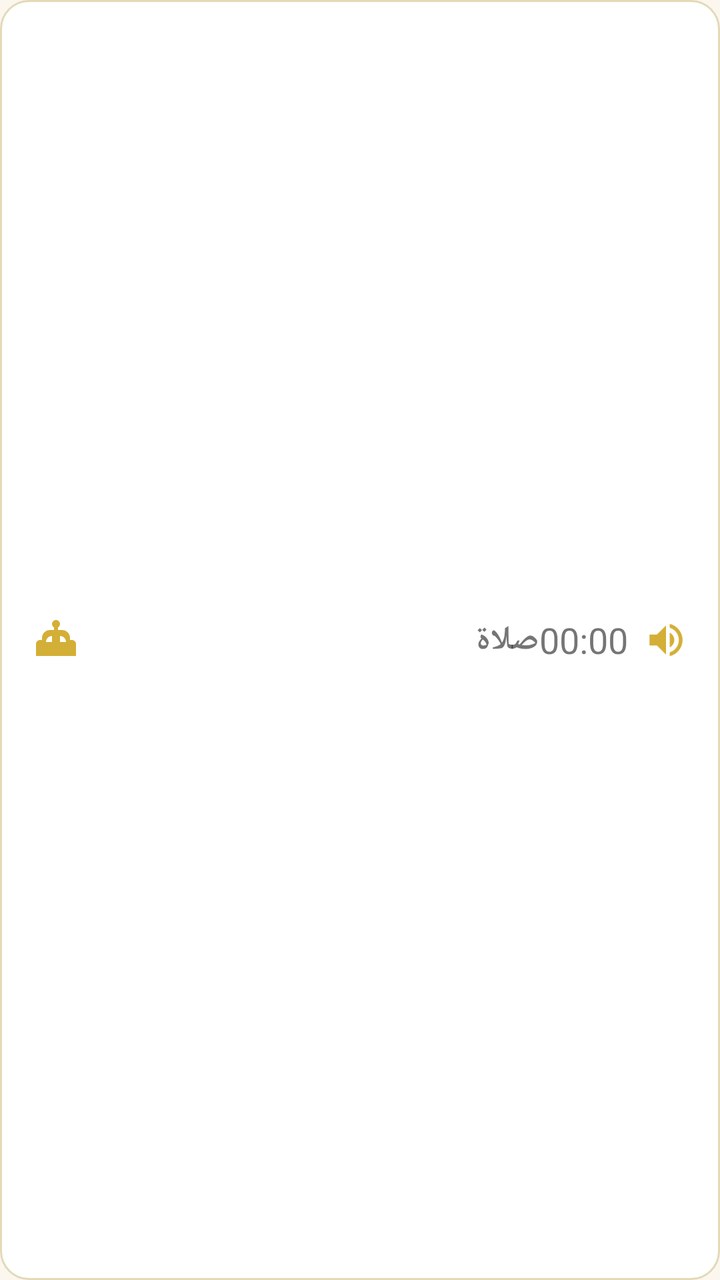
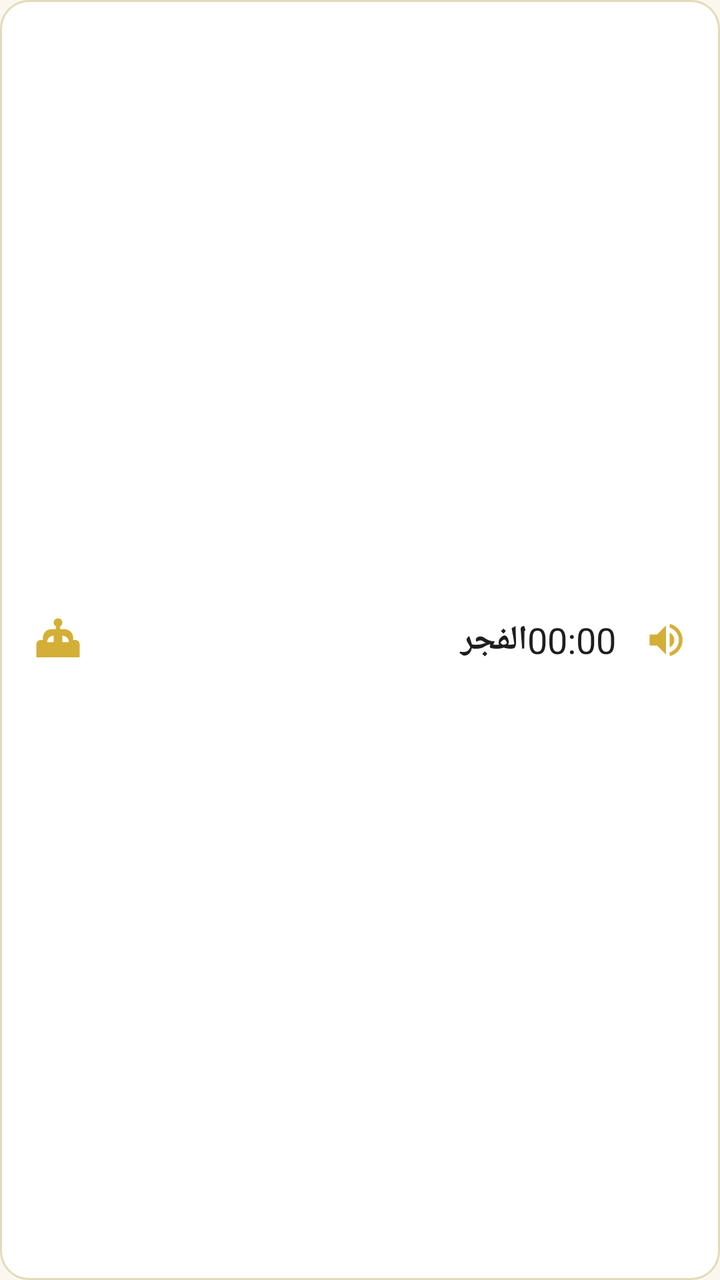

Two renders of the same Android screen: before a commit and after it. Below are the layout's source before the change and the commit's diff.
<!-- AndroidManifest.xml: application theme Theme.MuazinAseelan -->
<!-- res/layout/item_prayer.xml -->
<?xml version="1.0" encoding="utf-8"?>
<LinearLayout xmlns:android="http://schemas.android.com/apk/res/android"
    android:layout_width="match_parent"
    android:layout_height="wrap_content"
    android:layout_marginStart="8dp"
    android:layout_marginEnd="8dp"
    android:layout_marginTop="6dp"
    android:layout_marginBottom="6dp"
    android:background="@drawable/bg_prayer_item"
    android:gravity="center_vertical"
    android:orientation="horizontal"
    android:paddingStart="16dp"
    android:paddingEnd="16dp"
    android:paddingTop="12dp"
    android:paddingBottom="12dp">

    <ImageView
        android:id="@+id/icon_prayer"
        android:layout_width="24dp"
        android:layout_height="24dp"
        android:src="@drawable/ic_mosque" />

    <TextView
        android:id="@+id/text_prayer_name"
        android:layout_width="wrap_content"
        android:layout_height="wrap_content"
        android:layout_marginStart="8dp"
        android:layout_weight="1"
        android:gravity="start"
        android:text="صلاة"
        android:textColor="@color/text_color"
        android:textSize="17sp"
        android:textStyle="bold" />

    <TextView
        android:id="@+id/text_prayer_time"
        android:layout_width="wrap_content"
        android:layout_height="wrap_content"
        android:layout_marginEnd="8dp"
        android:text="00:00"
        android:textColor="@color/text_color"
        android:textSize="18sp" />

    <ImageView
        android:id="@+id/icon_alert_state"
        android:layout_width="22dp"
        android:layout_height="22dp"
        android:src="@drawable/ic_sound_full" />

</LinearLayout>
<!-- resources referenced by this layout -->
<resources>
  <!-- drawable bg_prayer_item (drawable) -->
  <?xml version="1.0" encoding="utf-8"?>
  <shape xmlns:android="http://schemas.android.com/apk/res/android">
      <corners android:radius="14dp"/>
      <solid android:color="#FFFFFF"/>
      <stroke android:width="1dp" android:color="#E4D9B8"/>
  </shape>
  <!-- drawable ic_mosque (drawable) -->
  <vector xmlns:android="http://schemas.android.com/apk/res/android"
      android:width="22dp" android:height="22dp" android:viewportWidth="24" android:viewportHeight="24">
      <path android:fillColor="#D4AF37" android:pathData="M12,2c-1.1,0 -2,0.9 -2,2c0,0.74 0.4,1.38 1,1.72L11,7H9C6.79,7 5,8.79 5,11v1H4c-1.1,0 -2,0.9 -2,2v6h20v-6c0,-1.1 -0.9,-2 -2,-2h-1v-1c0,-2.21 -1.79,-4 -4,-4h-2l0,-1.28c0.6,-0.34 1,-0.98 1,-1.72C14,2.9 13.1,2 12,2zM7,13c0,-1.66 1.34,-3 3,-3v3H7zM14,13v-3c1.66,0 3,1.34 3,3H14z"/>
  </vector>
  <!-- drawable ic_sound_full (drawable) -->
  <vector xmlns:android="http://schemas.android.com/apk/res/android"
      android:width="20dp" android:height="20dp" android:viewportWidth="24" android:viewportHeight="24">
      <path android:fillColor="#D4AF37" android:pathData="M3,9v6h4l5,5V4L7,9L3,9zM16.5,12c0,-1.77 -1.02,-3.29 -2.5,-4.03v8.05c1.48,-0.73 2.5,-2.25 2.5,-4.02zM14,3.23v2.06c2.89,0.86 5,3.54 5,6.71s-2.11,5.85 -5,6.71v2.06c4.01,-0.91 7,-4.49 7,-8.77s-2.99,-7.86 -7,-8.77z"/>
  </vector>
  <style name="Theme.MuazinAseelan" parent="Theme.MaterialComponents.DayNight.NoActionBar">
          <item name="colorPrimary">@color/olive_dark</item>
          <item name="colorPrimaryVariant">@color/olive_deep</item>
          <item name="colorOnPrimary">@color/off_white</item>
          <item name="colorSecondary">@color/gold</item>
          <item name="colorSecondaryVariant">@color/gold_light</item>
          <item name="colorOnSecondary">@color/olive_dark</item>
          <item name="android:statusBarColor">@color/olive_dark</item>
          <item name="android:navigationBarColor">@color/olive_dark</item>
          <item name="android:windowLightStatusBar" tools:targetApi="23">false</item>
          <item name="android:windowBackground">@color/cream</item>
      </style>
  <color name="olive_dark">#123524</color>
  <color name="olive_deep">#0E2A1C</color>
  <color name="off_white">#F7F1E3</color>
  <color name="gold">#D4AF37</color>
  <color name="gold_light">#E8C766</color>
  <color name="cream">#FBF7EE</color>
</resources>

<!-- the commit's change to res/layout/item_prayer.xml (unified diff, before → after) -->
@@ -2,33 +2,28 @@
 <LinearLayout xmlns:android="http://schemas.android.com/apk/res/android"
     android:layout_width="match_parent"
     android:layout_height="wrap_content"
-    android:layout_marginStart="8dp"
-    android:layout_marginEnd="8dp"
-    android:layout_marginTop="6dp"
-    android:layout_marginBottom="6dp"
+    android:layout_marginBottom="10dp"
     android:background="@drawable/bg_prayer_item"
     android:gravity="center_vertical"
     android:orientation="horizontal"
-    android:paddingStart="16dp"
-    android:paddingEnd="16dp"
-    android:paddingTop="12dp"
-    android:paddingBottom="12dp">
+    android:paddingHorizontal="16dp"
+    android:paddingVertical="14dp">
 
     <ImageView
         android:id="@+id/icon_prayer"
-        android:layout_width="24dp"
-        android:layout_height="24dp"
+        android:layout_width="26dp"
+        android:layout_height="26dp"
         android:src="@drawable/ic_mosque" />
 
     <TextView
         android:id="@+id/text_prayer_name"
-        android:layout_width="wrap_content"
+        android:layout_width="0dp"
         android:layout_height="wrap_content"
-        android:layout_marginStart="8dp"
+        android:layout_marginStart="14dp"
         android:layout_weight="1"
         android:gravity="start"
-        android:text="صلاة"
-        android:textColor="@color/text_color"
+        android:text="الفجر"
+        android:textColor="@color/text_dark"
         android:textSize="17sp"
         android:textStyle="bold" />
 
@@ -36,13 +31,13 @@
         android:id="@+id/text_prayer_time"
         android:layout_width="wrap_content"
         android:layout_height="wrap_content"
-        android:layout_marginEnd="8dp"
+        android:layout_marginEnd="14dp"
         android:text="00:00"
-        android:textColor="@color/text_color"
+        android:textColor="@color/text_dark"
         android:textSize="18sp" />
 
     <ImageView
-        android:id="@+id/icon_alert_state"
+        android:id="@+id/icon_alert_mode"
         android:layout_width="22dp"
         android:layout_height="22dp"
         android:src="@drawable/ic_sound_full" />
<!-- resource entries referenced after the edit -->
@@ -1,5 +1,6 @@
 <!-- resources referenced by this layout -->
 <resources>
+  <color name="text_dark">#1E1E1E</color>
   <!-- drawable bg_prayer_item (drawable) -->
   <?xml version="1.0" encoding="utf-8"?>
   <shape xmlns:android="http://schemas.android.com/apk/res/android">
